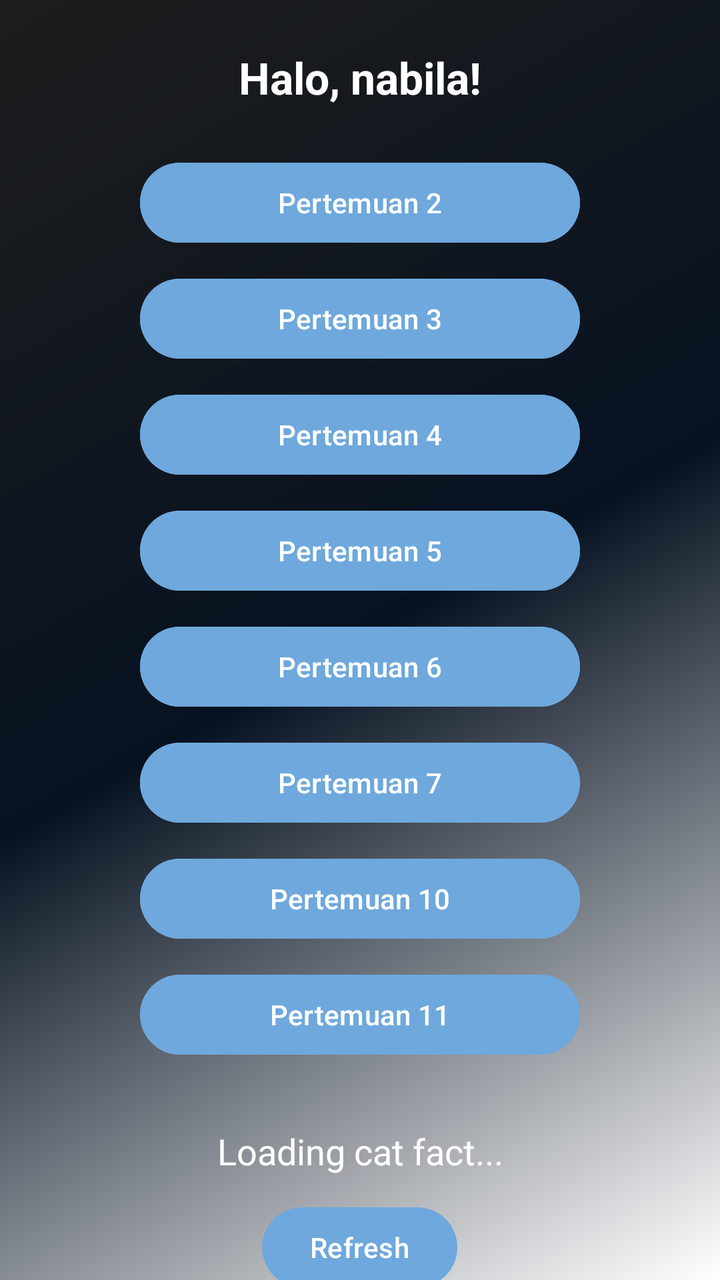
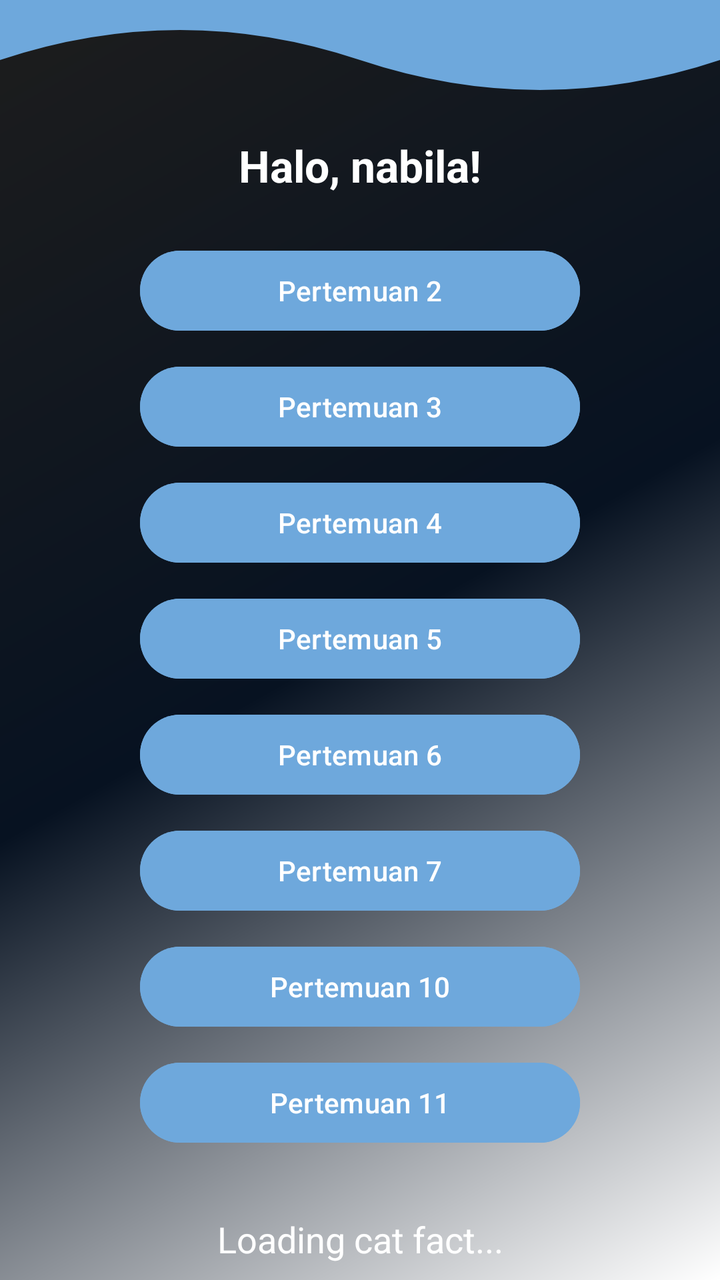

Before-and-after screenshots of an Android layout around one commit, followed by the original layout XML and the change that was made.
<!-- AndroidManifest.xml: application theme Theme.Nabilatiemobile -->
<!-- res/layout/fragment_home.xml -->
<?xml version="1.0" encoding="utf-8"?>
<androidx.core.widget.NestedScrollView xmlns:android="http://schemas.android.com/apk/res/android"
    xmlns:app="http://schemas.android.com/apk/res-auto"
    android:layout_width="match_parent"
    android:layout_height="match_parent"
    android:background="@drawable/bg_gradient"
    android:fillViewport="true">

    <LinearLayout
        android:layout_width="match_parent"
        android:layout_height="wrap_content"
        android:gravity="center_horizontal"
        android:orientation="vertical"
        android:padding="24dp">

        <TextView
            android:id="@+id/tvHalo"
            android:layout_width="wrap_content"
            android:layout_height="wrap_content"
            android:layout_marginBottom="24dp"
            android:text="Halo, nabila!"
            android:textColor="#FFFFFF"
            android:textSize="22sp"
            android:textStyle="bold" />

        <com.google.android.material.button.MaterialButton
            android:id="@+id/btnPertemuan2"
            android:layout_width="220dp"
            android:layout_height="wrap_content"
            android:layout_marginBottom="10dp"
            android:backgroundTint="@color/pastel_blue_primary"
            android:text="Pertemuan 2"
            android:textAllCaps="false"
            app:cornerRadius="20dp" />

        <com.google.android.material.button.MaterialButton
            android:id="@+id/btnPertemuan3"
            android:layout_width="220dp"
            android:layout_height="wrap_content"
            android:layout_marginBottom="10dp"
            android:backgroundTint="@color/pastel_blue_primary"
            android:text="Pertemuan 3"
            android:textAllCaps="false"
            app:cornerRadius="20dp" />

        <com.google.android.material.button.MaterialButton
            android:id="@+id/btnPertemuan4"
            android:layout_width="220dp"
            android:layout_height="wrap_content"
            android:layout_marginBottom="10dp"
            android:backgroundTint="@color/pastel_blue_primary"
            android:text="Pertemuan 4"
            android:textAllCaps="false"
            app:cornerRadius="20dp" />

        <com.google.android.material.button.MaterialButton
            android:id="@+id/btnPertemuan5"
            android:layout_width="220dp"
            android:layout_height="wrap_content"
            android:layout_marginBottom="10dp"
            android:backgroundTint="@color/pastel_blue_primary"
            android:text="Pertemuan 5"
            android:textAllCaps="false"
            app:cornerRadius="20dp" />

        <com.google.android.material.button.MaterialButton
            android:id="@+id/btnPertemuan6"
            android:layout_width="220dp"
            android:layout_height="wrap_content"
            android:layout_marginBottom="10dp"
            android:backgroundTint="@color/pastel_blue_primary"
            android:text="Pertemuan 6"
            android:textAllCaps="false"
            app:cornerRadius="20dp" />

        <com.google.android.material.button.MaterialButton
            android:id="@+id/btnPertemuan7"
            android:layout_width="220dp"
            android:layout_height="wrap_content"
            android:layout_marginBottom="10dp"
            android:backgroundTint="@color/pastel_blue_primary"
            android:text="Pertemuan 7"
            android:textAllCaps="false"
            app:cornerRadius="20dp" />

        <com.google.android.material.button.MaterialButton
            android:id="@+id/btnPertemuan10"
            android:layout_width="220dp"
            android:layout_height="wrap_content"
            android:layout_marginBottom="10dp"
            android:backgroundTint="@color/pastel_blue_primary"
            android:text="Pertemuan 10"
            android:textAllCaps="false"
            app:cornerRadius="20dp" />

        <com.google.android.material.button.MaterialButton
            android:id="@+id/btnPertemuan11"
            android:layout_width="220dp"
            android:layout_height="wrap_content"
            android:backgroundTint="@color/pastel_blue_primary"
            android:text="Pertemuan 11"
            android:textAllCaps="false"
            app:cornerRadius="20dp" />

        
        <TextView
            android:id="@+id/tvCatFact"
            android:layout_width="match_parent"
            android:layout_height="wrap_content"
            android:layout_marginTop="32dp"
            android:gravity="center"
            android:text="Loading cat fact..."
            android:textAlignment="center"
            android:textColor="#FFFFFF"
            android:textSize="18sp" />

        <Button
            android:id="@+id/btnRefresh"
            android:layout_width="wrap_content"
            android:layout_height="wrap_content"
            android:layout_marginTop="12dp"
            android:text="Refresh" />

        
        <androidx.recyclerview.widget.RecyclerView
            android:id="@+id/rvGallery"
            android:layout_width="match_parent"
            android:layout_height="wrap_content"
            android:layout_marginTop="16dp"
            android:nestedScrollingEnabled="false"
            android:padding="8dp" />

    </LinearLayout>
</androidx.core.widget.NestedScrollView>
<!-- resources referenced by this layout -->
<resources>
  <color name="pastel_blue_primary">#6EA8DC</color>
  <!-- drawable bg_gradient (drawable) -->
  <?xml version="1.0" encoding="utf-8"?>
  <shape xmlns:android="http://schemas.android.com/apk/res/android"
      android:shape="rectangle">
      <gradient
          android:angle="135"
          android:startColor="#FFFFFF"
          android:centerColor="#071221"
          android:endColor="#1D1D1D"
          android:type="linear" />
  </shape>
  <style name="Theme.Nabilatiemobile" parent="Base.Theme.Nabilatiemobile" />
  <style name="Base.Theme.Nabilatiemobile" parent="Theme.Material3.DayNight.NoActionBar">
          <item name="colorPrimary">@color/pastel_blue_primary</item>
          <item name="colorPrimaryVariant">@color/pastel_blue_dark</item>
          <item name="colorOnPrimary">@color/white</item>
  
          <item name="colorSecondary">@color/pastel_blue_primary</item>
          <item name="colorSecondaryContainer">@color/pastel_blue_light</item>
          <item name="colorOnSecondaryContainer">@color/pastel_blue_dark</item>
  
          <item name="android:statusBarColor">@color/pastel_blue_dark</item>
      </style>
  <color name="pastel_blue_dark">#528BBE</color>
  <color name="white">#FFFFFFFF</color>
  <color name="pastel_blue_light">#DCEEFF</color>
</resources>

<!-- the commit's change to res/layout/fragment_home.xml (unified diff, before → after) -->
@@ -9,126 +9,147 @@
     <LinearLayout
         android:layout_width="match_parent"
         android:layout_height="wrap_content"
-        android:gravity="center_horizontal"
-        android:orientation="vertical"
-        android:padding="24dp">
-
-        <TextView
-            android:id="@+id/tvHalo"
-            android:layout_width="wrap_content"
-            android:layout_height="wrap_content"
-            android:layout_marginBottom="24dp"
-            android:text="Halo, nabila!"
-            android:textColor="#FFFFFF"
-            android:textSize="22sp"
-            android:textStyle="bold" />
-
-        <com.google.android.material.button.MaterialButton
-            android:id="@+id/btnPertemuan2"
-            android:layout_width="220dp"
-            android:layout_height="wrap_content"
-            android:layout_marginBottom="10dp"
-            android:backgroundTint="@color/pastel_blue_primary"
-            android:text="Pertemuan 2"
-            android:textAllCaps="false"
-            app:cornerRadius="20dp" />
-
-        <com.google.android.material.button.MaterialButton
-            android:id="@+id/btnPertemuan3"
-            android:layout_width="220dp"
-            android:layout_height="wrap_content"
-            android:layout_marginBottom="10dp"
-            android:backgroundTint="@color/pastel_blue_primary"
-            android:text="Pertemuan 3"
-            android:textAllCaps="false"
-            app:cornerRadius="20dp" />
-
-        <com.google.android.material.button.MaterialButton
-            android:id="@+id/btnPertemuan4"
-            android:layout_width="220dp"
-            android:layout_height="wrap_content"
-            android:layout_marginBottom="10dp"
-            android:backgroundTint="@color/pastel_blue_primary"
-            android:text="Pertemuan 4"
-            android:textAllCaps="false"
-            app:cornerRadius="20dp" />
-
-        <com.google.android.material.button.MaterialButton
-            android:id="@+id/btnPertemuan5"
-            android:layout_width="220dp"
-            android:layout_height="wrap_content"
-            android:layout_marginBottom="10dp"
-            android:backgroundTint="@color/pastel_blue_primary"
-            android:text="Pertemuan 5"
-            android:textAllCaps="false"
-            app:cornerRadius="20dp" />
-
-        <com.google.android.material.button.MaterialButton
-            android:id="@+id/btnPertemuan6"
-            android:layout_width="220dp"
-            android:layout_height="wrap_content"
-            android:layout_marginBottom="10dp"
-            android:backgroundTint="@color/pastel_blue_primary"
-            android:text="Pertemuan 6"
-            android:textAllCaps="false"
-            app:cornerRadius="20dp" />
-
-        <com.google.android.material.button.MaterialButton
-            android:id="@+id/btnPertemuan7"
-            android:layout_width="220dp"
-            android:layout_height="wrap_content"
-            android:layout_marginBottom="10dp"
-            android:backgroundTint="@color/pastel_blue_primary"
-            android:text="Pertemuan 7"
-            android:textAllCaps="false"
-            app:cornerRadius="20dp" />
-
-        <com.google.android.material.button.MaterialButton
-            android:id="@+id/btnPertemuan10"
-            android:layout_width="220dp"
-            android:layout_height="wrap_content"
-            android:layout_marginBottom="10dp"
-            android:backgroundTint="@color/pastel_blue_primary"
-            android:text="Pertemuan 10"
-            android:textAllCaps="false"
-            app:cornerRadius="20dp" />
-
-        <com.google.android.material.button.MaterialButton
-            android:id="@+id/btnPertemuan11"
-            android:layout_width="220dp"
-            android:layout_height="wrap_content"
-            android:backgroundTint="@color/pastel_blue_primary"
-            android:text="Pertemuan 11"
-            android:textAllCaps="false"
-            app:cornerRadius="20dp" />
+        android:orientation="vertical">
 
         
-        <TextView
-            android:id="@+id/tvCatFact"
+        <ImageView
+            android:id="@+id/imgWaveTop"
+            android:layout_width="match_parent"
+            android:layout_height="60dp"
+            android:contentDescription="Wave Header"
+            android:scaleType="fitXY"
+            android:src="@drawable/bg_wave_top" />
+
+        
+        <LinearLayout
             android:layout_width="match_parent"
             android:layout_height="wrap_content"
-            android:layout_marginTop="32dp"
-            android:gravity="center"
-            android:text="Loading cat fact..."
-            android:textAlignment="center"
-            android:textColor="#FFFFFF"
-            android:textSize="18sp" />
+            android:gravity="center_horizontal"
+            android:orientation="vertical"
+            android:paddingHorizontal="24dp"
+            android:paddingTop="8dp"
+            android:paddingBottom="24dp">
 
-        <Button
-            android:id="@+id/btnRefresh"
-            android:layout_width="wrap_content"
-            android:layout_height="wrap_content"
-            android:layout_marginTop="12dp"
-            android:text="Refresh" />
+            <TextView
+                android:id="@+id/tvHalo"
+                android:layout_width="wrap_content"
+                android:layout_height="wrap_content"
+                android:layout_marginBottom="24dp"
+                android:text="Halo, nabila!"
+                android:textColor="#FFFFFF"
+                android:textSize="22sp"
+                android:textStyle="bold" />
 
-        
-        <androidx.recyclerview.widget.RecyclerView
-            android:id="@+id/rvGallery"
-            android:layout_width="match_parent"
-            android:layout_height="wrap_content"
-            android:layout_marginTop="16dp"
-            android:nestedScrollingEnabled="false"
-            android:padding="8dp" />
+            <com.google.android.material.button.MaterialButton
+                android:id="@+id/btnPertemuan2"
+                android:layout_width="220dp"
+                android:layout_height="wrap_content"
+                android:layout_marginBottom="10dp"
+                android:backgroundTint="@color/pastel_blue_primary"
+                android:text="Pertemuan 2"
+                android:textAllCaps="false"
+                app:cornerRadius="20dp" />
 
+            <com.google.android.material.button.MaterialButton
+                android:id="@+id/btnPertemuan3"
+                android:layout_width="220dp"
+                android:layout_height="wrap_content"
+                android:layout_marginBottom="10dp"
+                android:backgroundTint="@color/pastel_blue_primary"
+                android:text="Pertemuan 3"
+                android:textAllCaps="false"
+                app:cornerRadius="20dp" />
+
+            <com.google.android.material.button.MaterialButton
+                android:id="@+id/btnPertemuan4"
+                android:layout_width="220dp"
+                android:layout_height="wrap_content"
+                android:layout_marginBottom="10dp"
+                android:backgroundTint="@color/pastel_blue_primary"
+                android:text="Pertemuan 4"
+                android:textAllCaps="false"
+                app:cornerRadius="20dp" />
+
+            <com.google.android.material.button.MaterialButton
+                android:id="@+id/btnPertemuan5"
+                android:layout_width="220dp"
+                android:layout_height="wrap_content"
+                android:layout_marginBottom="10dp"
+                android:backgroundTint="@color/pastel_blue_primary"
+                android:text="Pertemuan 5"
+                android:textAllCaps="false"
+                app:cornerRadius="20dp" />
+
+            <com.google.android.material.button.MaterialButton
+                android:id="@+id/btnPertemuan6"
+                android:layout_width="220dp"
+                android:layout_height="wrap_content"
+                android:layout_marginBottom="10dp"
+                android:backgroundTint="@color/pastel_blue_primary"
+                android:text="Pertemuan 6"
+                android:textAllCaps="false"
+                app:cornerRadius="20dp" />
+
+            <com.google.android.material.button.MaterialButton
+                android:id="@+id/btnPertemuan7"
+                android:layout_width="220dp"
+                android:layout_height="wrap_content"
+                android:layout_marginBottom="10dp"
+                android:backgroundTint="@color/pastel_blue_primary"
+                android:text="Pertemuan 7"
+                android:textAllCaps="false"
+                app:cornerRadius="20dp" />
+
+            <com.google.android.material.button.MaterialButton
+                android:id="@+id/btnPertemuan10"
+                android:layout_width="220dp"
+                android:layout_height="wrap_content"
+                android:layout_marginBottom="10dp"
+                android:backgroundTint="@color/pastel_blue_primary"
+                android:text="Pertemuan 10"
+                android:textAllCaps="false"
+                app:cornerRadius="20dp" />
+
+            <com.google.android.material.button.MaterialButton
+                android:id="@+id/btnPertemuan11"
+                android:layout_width="220dp"
+                android:layout_height="wrap_content"
+                android:backgroundTint="@color/pastel_blue_primary"
+                android:text="Pertemuan 11"
+                android:textAllCaps="false"
+                app:cornerRadius="20dp" />
+
+            
+            <TextView
+                android:id="@+id/tvCatFact"
+                android:layout_width="match_parent"
+                android:layout_height="wrap_content"
+                android:layout_marginTop="32dp"
+                android:gravity="center"
+                android:text="Loading cat fact..."
+                android:textAlignment="center"
+                android:textColor="#FFFFFF"
+                android:textSize="18sp" />
+
+            <com.google.android.material.button.MaterialButton
+                android:id="@+id/btnRefresh"
+                android:layout_width="wrap_content"
+                android:layout_height="wrap_content"
+                android:layout_marginTop="12dp"
+                android:backgroundTint="@color/pastel_blue_primary"
+                android:text="Refresh"
+                android:textAllCaps="false"
+                app:cornerRadius="20dp" />
+
+            
+            <androidx.recyclerview.widget.RecyclerView
+                android:id="@+id/rvGallery"
+                android:layout_width="match_parent"
+                android:layout_height="wrap_content"
+                android:layout_marginTop="16dp"
+                android:nestedScrollingEnabled="false"
+                android:padding="8dp" />
+
+        </LinearLayout>
     </LinearLayout>
 </androidx.core.widget.NestedScrollView>
<!-- resource entries referenced after the edit -->
@@ -12,6 +12,18 @@
           android:endColor="#1D1D1D"
           android:type="linear" />
   </shape>
+  <!-- drawable bg_wave_top (drawable) -->
+  <?xml version="1.0" encoding="utf-8"?>
+  <vector xmlns:android="http://schemas.android.com/apk/res/android"
+      android:width="360dp"
+      android:height="70dp"
+      android:viewportWidth="360"
+      android:viewportHeight="70">
+  
+      <path
+          android:fillColor="#6EA8DC"
+          android:pathData="M0,0 L360,0 L360,35 Q270,70 180,35 Q90,0 0,35 Z" />
+  </vector>
   <style name="Theme.Nabilatiemobile" parent="Base.Theme.Nabilatiemobile" />
   <style name="Base.Theme.Nabilatiemobile" parent="Theme.Material3.DayNight.NoActionBar">
           <item name="colorPrimary">@color/pastel_blue_primary</item>
